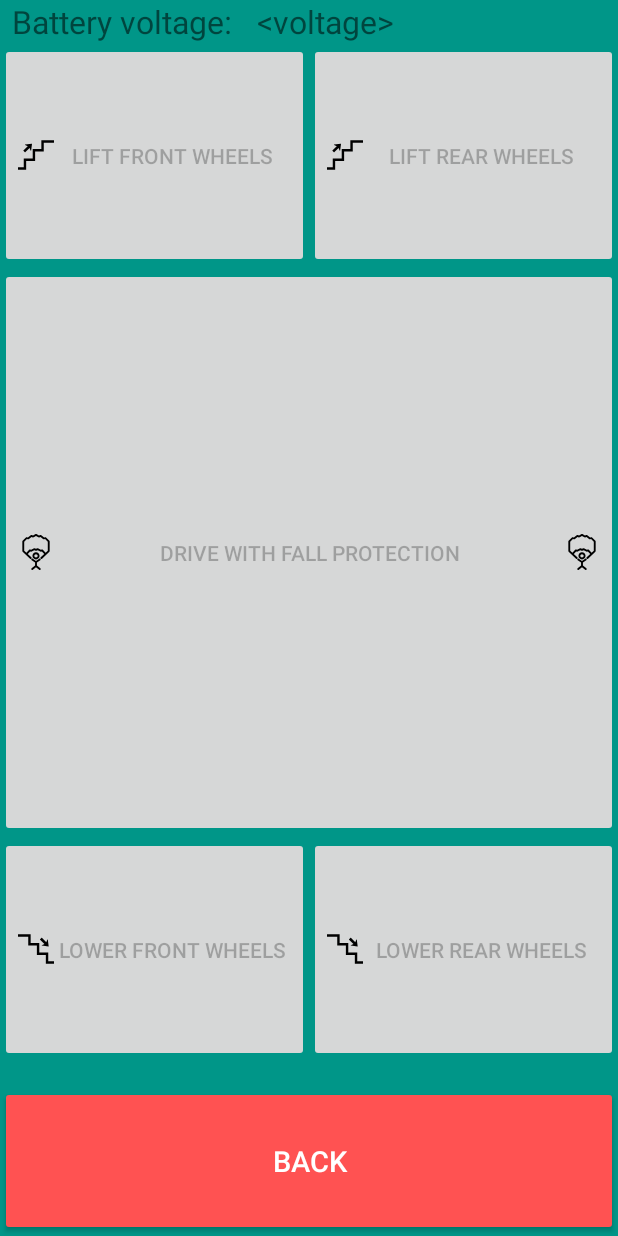
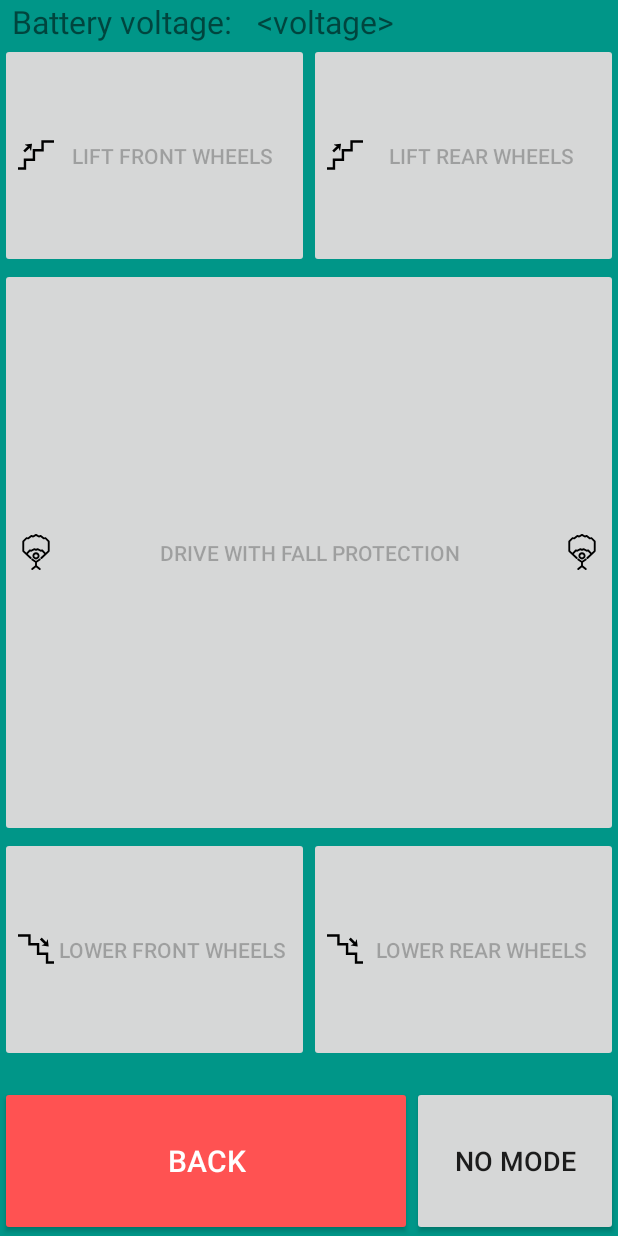
Before and after one commit to AZOM/cybathlon, an Android app: the fragment StairsControlsFragment placed in its activity, on a phone screen of 412 x 824 dp. Run offline under Robolectric (Android 15) with nearby library versions, the phone set to English and light mode, and no system bars; libraries missing offline, so code that uses them is left out: com.felhr.usbserial.

Commit message:
Add "NO MODE" button to StairsControlsFragment

```diff
--- a/ZEDControl/app/src/main/java/ch/hsr/zedcontrol/StairsControlsFragment.java
+++ b/ZEDControl/app/src/main/java/ch/hsr/zedcontrol/StairsControlsFragment.java
@@ -41,6 +41,7 @@ public class StairsControlsFragment extends ControlsFragment {
         initButtonLowerRearWheels(view);
 
         initButtonBack(view);
+        initButtonModeNone(view);
     }
 
 
@@ -115,6 +116,18 @@ public class StairsControlsFragment extends ControlsFragment {
     }
 
 
+    private void initButtonModeNone(View view) {
+        Button button = (Button) view.findViewById(R.id.button_mode_none);
+        button.setOnClickListener(new View.OnClickListener() {
+            @Override
+            public void onClick(View v) {
+                Log.i(TAG, "Requesting mode: NO_MODE");
+                _connectionManager.requestMode(RoboRIOModes.NO_MODE);
+            }
+        });
+    }
+
+
     @Override
     public void onResume() {
         super.onResume();
--- a/ZEDControl/app/src/main/res/layout/fragment_main.xml
+++ b/ZEDControl/app/src/main/res/layout/fragment_main.xml
@@ -41,7 +41,7 @@
         <LinearLayout
             android:id="@+id/layout_controls_drive_mode"
             android:layout_width="match_parent"
-            android:layout_height="120dp"
+            android:layout_height="100dp"
             android:layout_alignParentBottom="true"
             android:orientation="horizontal">
 
@@ -69,6 +69,8 @@
             android:layout_height="wrap_content"
             android:layout_above="@id/layout_controls_drive_mode"
             android:layout_below="@id/layout_motor_controls"
+            android:layout_marginBottom="16dp"
+            android:layout_marginTop="16dp"
             android:drawableEnd="@drawable/stairs"
             android:drawableStart="@drawable/stairs"
             android:text="@string/button_stairs_modes"
--- a/ZEDControl/app/src/main/res/layout/fragment_stairs_control.xml
+++ b/ZEDControl/app/src/main/res/layout/fragment_stairs_control.xml
@@ -5,21 +5,38 @@
                 android:layout_height="match_parent"
                 tools:context="ch.hsr.zedcontrol.MainActivity">
 
-    <Button
-        android:id="@+id/button_back"
-        style="@style/AppTheme.Button"
+    <LinearLayout
+        android:id="@+id/layout_controls_bottom"
         android:layout_width="match_parent"
         android:layout_height="100dp"
         android:layout_alignParentBottom="true"
         android:layout_marginTop="16dp"
-        android:text="@string/back"
-        android:textSize="19sp"/>
+        android:orientation="horizontal">
+
+        <Button
+            android:id="@+id/button_back"
+            style="@style/AppTheme.Button"
+            android:layout_width="0dp"
+            android:layout_height="match_parent"
+            android:layout_weight="2"
+            android:text="@string/back"
+            android:textSize="20sp"/>
+
+        <Button
+            android:id="@+id/button_mode_none"
+            android:layout_width="0dp"
+            android:layout_height="match_parent"
+            android:layout_weight="1"
+            android:text="@string/button_mode_none"
+            android:textSize="18sp"/>
+
+    </LinearLayout>
 
     <RelativeLayout
         android:id="@+id/layout_buttons_stairs_modes"
         android:layout_width="match_parent"
         android:layout_height="match_parent"
-        android:layout_above="@id/button_back">
+        android:layout_above="@id/layout_controls_bottom">
 
         <LinearLayout
             android:id="@+id/layout_lift_wheels"
```
